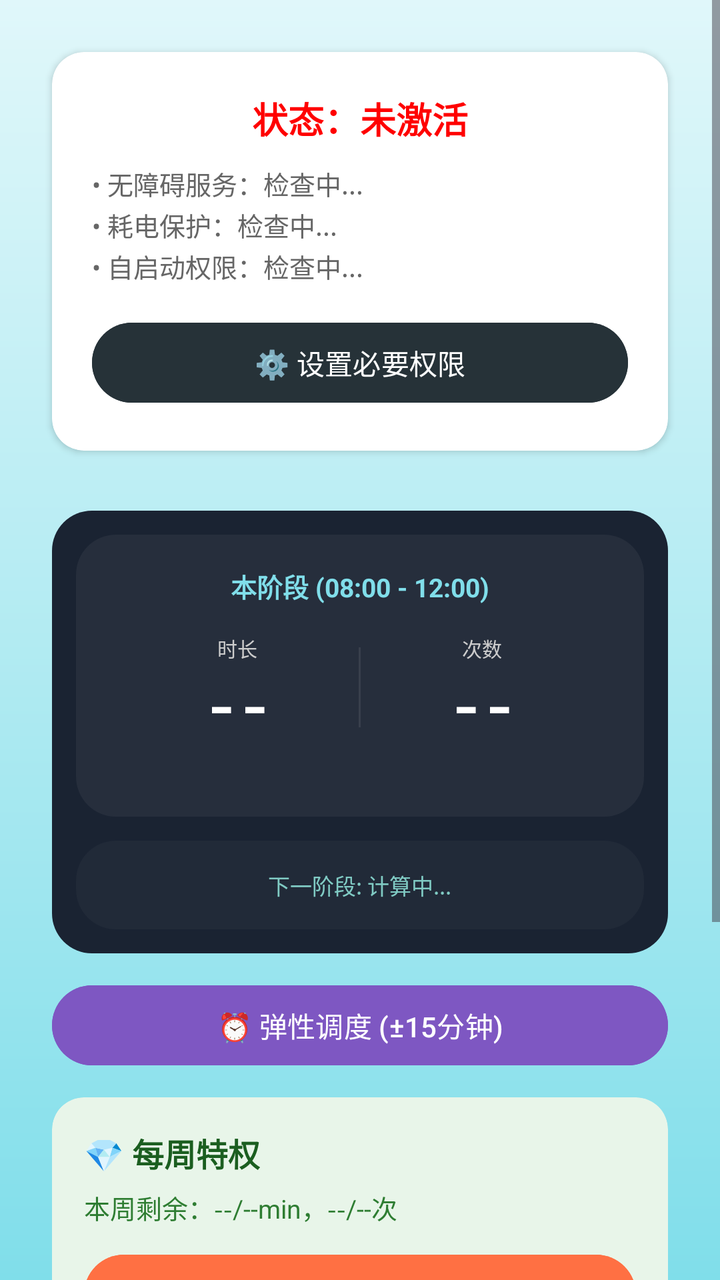
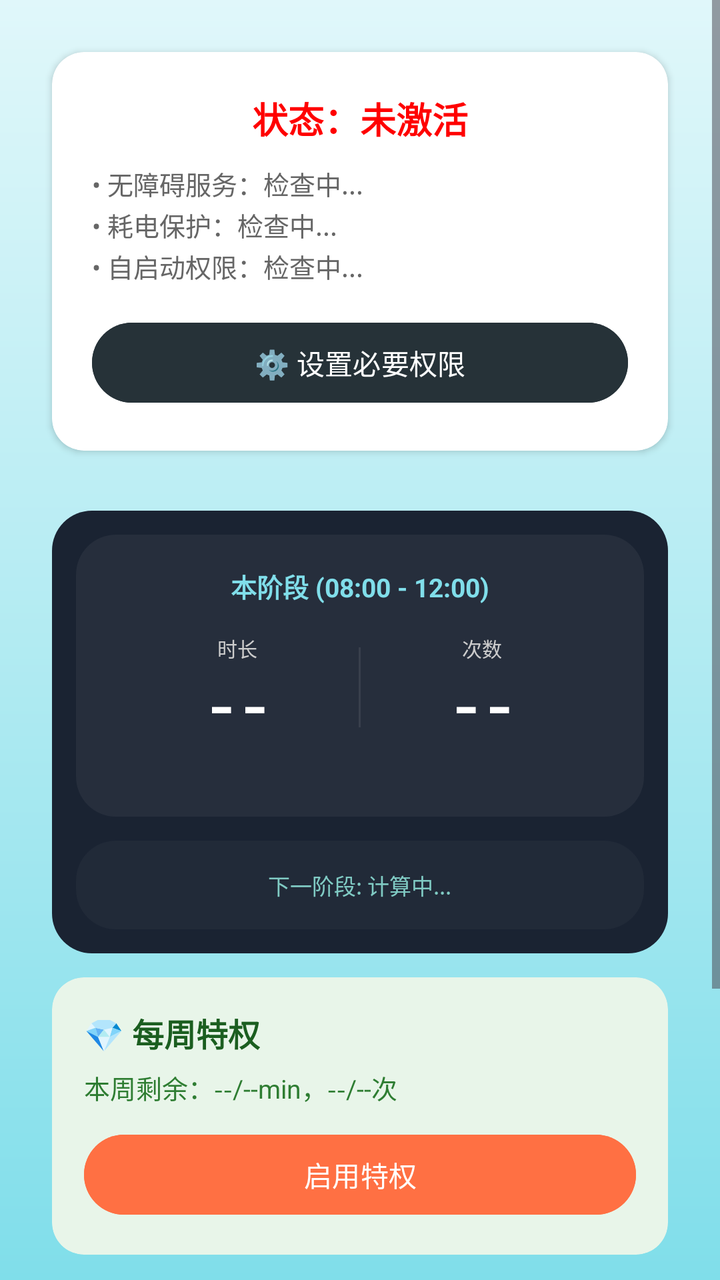

Screens rendered from an Android XML layout before and after an edit, with the pre-edit source and the edit as a unified diff.
<!-- AndroidManifest.xml: application theme Theme.ZhiZhi -->
<!-- res/layout/fragment_home.xml -->
<?xml version="1.0" encoding="utf-8"?>
<ScrollView xmlns:android="http://schemas.android.com/apk/res/android"
    xmlns:app="http://schemas.android.com/apk/res-auto"
    android:id="@+id/layout_home"
    android:layout_width="match_parent"
    android:layout_height="match_parent"
    android:background="@drawable/bg_sea_surface"
    android:fitsSystemWindows="true"
    android:clipToPadding="false"
    android:visibility="visible">

    <LinearLayout
        android:layout_width="match_parent"
        android:layout_height="wrap_content"
        android:orientation="vertical"
            android:padding="16dp"
            android:gravity="center_horizontal">



        
        <androidx.cardview.widget.CardView
            android:id="@+id/card_setup_guide"
            android:layout_width="match_parent"
            android:layout_height="wrap_content"
            android:layout_marginHorizontal="10dp"
            android:layout_marginBottom="16dp"
            android:backgroundTint="#FFFFFF"
            android:visibility="gone"
            app:cardCornerRadius="16dp"
            app:cardElevation="4dp">
            <LinearLayout
                android:layout_width="match_parent"
                android:layout_height="wrap_content"
                android:orientation="vertical"
                android:padding="16dp">
                
                <TextView
                    android:layout_width="wrap_content"
                    android:layout_height="wrap_content"
                    android:text="🚀 航行准备清单"
                    android:textSize="18sp"
                    android:textStyle="bold"
                    android:textColor="#333333"
                    android:layout_marginBottom="12dp"/>

                
                <LinearLayout
                    android:layout_width="match_parent"
                    android:layout_height="wrap_content"
                    android:orientation="horizontal"
                    android:gravity="center_vertical"
                    android:paddingVertical="8dp">
                    <TextView
                        android:id="@+id/tv_setup_icon_perm"
                        android:layout_width="24dp"
                        android:layout_height="24dp"
                        android:text="⭕"
                        android:gravity="center"
                        android:textSize="14sp"/>
                    <TextView
                        android:layout_width="0dp"
                        android:layout_height="wrap_content"
                        android:layout_weight="1"
                        android:layout_marginStart="8dp"
                        android:text="基础权限设置 (必要)"
                        android:textColor="#333333"
                        android:textSize="14sp"/>
                    <TextView
                        android:id="@+id/btn_setup_go_perm"
                        android:layout_width="wrap_content"
                        android:layout_height="wrap_content"
                        android:text="去开启 >"
                        android:textColor="#1976D2"
                        android:textSize="13sp"
                        android:textStyle="bold"
                        android:padding="4dp"/>
                </LinearLayout>

                
                <LinearLayout
                    android:layout_width="match_parent"
                    android:layout_height="wrap_content"
                    android:orientation="horizontal"
                    android:gravity="center_vertical"
                    android:paddingVertical="8dp">
                    <TextView
                        android:id="@+id/tv_setup_icon_blacklist"
                        android:layout_width="24dp"
                        android:layout_height="24dp"
                        android:text="⭕"
                        android:gravity="center"
                        android:textSize="14sp"/>
                    <TextView
                        android:layout_width="0dp"
                        android:layout_height="wrap_content"
                        android:layout_weight="1"
                        android:layout_marginStart="8dp"
                        android:text="配置监管黑名单 (必要)"
                        android:textColor="#333333"
                        android:textSize="14sp"/>
                    <TextView
                        android:id="@+id/btn_setup_go_blacklist"
                        android:layout_width="wrap_content"
                        android:layout_height="wrap_content"
                        android:text="去勾选 >"
                        android:textColor="#1976D2"
                        android:textSize="13sp"
                        android:textStyle="bold"
                        android:padding="4dp"/>
                </LinearLayout>

                
                <LinearLayout
                    android:layout_width="match_parent"
                    android:layout_height="wrap_content"
                    android:orientation="horizontal"
                    android:gravity="center_vertical"
                    android:paddingVertical="8dp">
                    <TextView
                        android:id="@+id/tv_setup_icon_dnd"
                        android:layout_width="24dp"
                        android:layout_height="24dp"
                        android:text="⭕"
                        android:gravity="center"
                        android:textSize="14sp"/>
                    <TextView
                        android:layout_width="0dp"
                        android:layout_height="wrap_content"
                        android:layout_weight="1"
                        android:layout_marginStart="8dp"
                        android:text="设置勿扰时间段 (必要)"
                        android:textColor="#333333"
                        android:textSize="14sp"/>
                    <TextView
                        android:id="@+id/btn_setup_go_dnd"
                        android:layout_width="wrap_content"
                        android:layout_height="wrap_content"
                        android:text="去添加 >"
                        android:textColor="#1976D2"
                        android:textSize="13sp"
                        android:textStyle="bold"
                        android:padding="4dp"/>
                </LinearLayout>

            </LinearLayout>
        </androidx.cardview.widget.CardView>

        
        <androidx.cardview.widget.CardView
            android:id="@+id/card_adaptation"
            android:layout_width="match_parent"
            android:layout_height="wrap_content"
            android:layout_marginHorizontal="10dp"
            android:layout_marginBottom="16dp"
            android:backgroundTint="#E0F7FA"
            android:visibility="gone"
            app:cardCornerRadius="16dp"
            app:cardElevation="2dp">
            <LinearLayout
                android:layout_width="match_parent"
                android:layout_height="wrap_content"
                android:orientation="vertical"
                android:padding="16dp">
                <TextView
                    android:layout_width="wrap_content"
                    android:layout_height="wrap_content"
                    android:text="✨ 当前处于适应期"
                    android:textSize="16sp"
                    android:textStyle="bold"
                    android:textColor="#006064"/>
                <TextView
                    android:layout_width="wrap_content"
                    android:layout_height="wrap_content"
                    android:layout_marginTop="4dp"
                    android:text="设置将立即生效，安装24小时后或手动结束后进入严格模式。"
                    android:textSize="12sp"
                    android:textColor="#00838F"/>
                <Button
                    android:id="@+id/btn_end_adaptation"
                    android:layout_width="wrap_content"
                    android:layout_height="wrap_content"
                    android:minHeight="32dp"
                    android:layout_marginTop="8dp"
                    android:layout_gravity="end"
                    android:paddingHorizontal="16dp"
                    android:paddingVertical="0dp"
                    android:insetTop="0dp"
                    android:insetBottom="0dp"
                    android:text="手动结束适应期"
                    android:textSize="12sp"
                    android:backgroundTint="#00838F"
                    android:textColor="#FFFFFF"
                    app:cornerRadius="16dp"/>
            </LinearLayout>
        </androidx.cardview.widget.CardView>

        <androidx.cardview.widget.CardView
            android:id="@+id/card_permission_status"
            android:layout_width="match_parent"
            android:layout_height="wrap_content"
            android:layout_margin="10dp"
            android:backgroundTint="#FFFFFF"
            app:cardCornerRadius="16dp"
            android:elevation="4dp">
            <LinearLayout
                android:layout_width="match_parent"
                android:layout_height="wrap_content"
                android:orientation="vertical"
                android:padding="20dp"
                android:gravity="center">

                <TextView
                    android:id="@+id/tv_status"
                    android:layout_width="wrap_content"
                    android:layout_height="wrap_content"
                    android:text="状态：未激活"
                    android:textSize="18sp"
                    android:textColor="#FF0000"
                    android:textStyle="bold"/>

                <TextView
                    android:id="@+id/tv_protection_status"
                    android:layout_width="match_parent"
                    android:layout_height="wrap_content"
                    android:layout_marginTop="10dp"
                    android:text="• 无障碍服务：检查中...\n• 耗电保护：检查中...\n• 自启动权限：检查中..."
                    android:textSize="13sp"
                    android:textColor="#666666"
                    android:gravity="start"
                    android:lineSpacingExtra="2dp"/>

                <Button
                    android:id="@+id/btn_open_permission"
                    android:layout_width="match_parent"
                    android:layout_height="wrap_content"
                    android:layout_marginTop="15dp"
                    android:backgroundTint="#263238"
                    android:text="⚙️ 设置必要权限"
                    android:textColor="#FFFFFF"/>
            </LinearLayout>
        </androidx.cardview.widget.CardView>

        
        <LinearLayout
            android:id="@+id/layout_quota_bubble"
            android:layout_width="match_parent"
            android:layout_height="wrap_content"
            android:layout_marginHorizontal="10dp"
            android:layout_marginTop="20dp"
            android:orientation="vertical"
            android:gravity="center"
            android:background="@drawable/bg_sea_bubble"
            android:backgroundTint="#FF1A2332"
            android:paddingHorizontal="0dp"
            android:paddingVertical="0dp">

            
            <LinearLayout
                android:id="@+id/layout_current_segment_card"
                android:layout_width="match_parent"
                android:layout_height="wrap_content"
                android:orientation="vertical"
                android:gravity="center"
                android:background="@drawable/bg_sea_bubble"
                android:backgroundTint="#0DFFFFFF"
                android:paddingHorizontal="20dp"
                android:paddingVertical="16dp"
                android:layout_margin="12dp"
                android:layout_marginBottom="6dp">

                
                <TextView
                    android:id="@+id/tv_current_segment_range"
                    android:layout_width="match_parent"
                    android:layout_height="wrap_content"
                    android:text="本阶段 (08:00 - 12:00)"
                    android:textColor="#80DEEA"
                    android:textSize="13sp"
                    android:textStyle="bold"
                    android:gravity="center"
                    android:layout_marginBottom="14dp"/>

                
                <LinearLayout
                    android:layout_width="match_parent"
                    android:layout_height="wrap_content"
                    android:gravity="center"
                    android:orientation="horizontal"
                    android:layout_marginBottom="4dp">

                    
                    <LinearLayout
                        android:layout_width="0dp"
                        android:layout_height="wrap_content"
                        android:layout_weight="1"
                        android:gravity="center"
                        android:orientation="vertical">

                        <TextView
                            android:layout_width="wrap_content"
                            android:layout_height="wrap_content"
                            android:text="时长"
                            android:textColor="#CCCCCC"
                            android:textSize="10sp"
                            android:layout_marginBottom="2dp"/>

                        <TextView
                            android:id="@+id/tv_stat_time_big"
                            android:layout_width="wrap_content"
                            android:layout_height="wrap_content"
                            android:text="--"
                            android:textColor="#FFFFFF"
                            android:textSize="28sp"
                            android:textStyle="bold"
                            android:fontFamily="monospace"/>
                    </LinearLayout>

                    
                    <View
                        android:layout_width="1dp"
                        android:layout_height="40dp"
                        android:background="#15FFFFFF"/>

                    
                    <LinearLayout
                        android:layout_width="0dp"
                        android:layout_height="wrap_content"
                        android:layout_weight="1"
                        android:gravity="center"
                        android:orientation="vertical">

                        <TextView
                            android:layout_width="wrap_content"
                            android:layout_height="wrap_content"
                            android:text="次数"
                            android:textColor="#CCCCCC"
                            android:textSize="10sp"
                            android:layout_marginBottom="2dp"/>

                        <TextView
                            android:id="@+id/tv_usable_count_big"
                            android:layout_width="wrap_content"
                            android:layout_height="wrap_content"
                            android:text="--"
                            android:textColor="#FFFFFF"
                            android:textSize="28sp"
                            android:textStyle="bold"
                            android:fontFamily="monospace"/>
                    </LinearLayout>
                </LinearLayout>

                
                <TextView
                    android:id="@+id/tv_stat_time_detail"
                    android:layout_width="wrap_content"
                    android:layout_height="wrap_content"
                    android:text=""
                    android:textColor="#B0B0B0"
                    android:textSize="10sp"
                    android:layout_marginTop="4dp"
                    android:alpha="0.8"/>

                
                <TextView
                    android:id="@+id/tv_surplus_borrow_line"
                    android:layout_width="match_parent"
                    android:layout_height="wrap_content"
                    android:text=""
                    android:textColor="#81C784"
                    android:textSize="10sp"
                    android:gravity="center"
                    android:layout_marginTop="6dp"
                    android:paddingHorizontal="4dp"
                    android:paddingVertical="3dp"
                    android:visibility="gone"/>

                
                <TextView
                    android:id="@+id/tv_rest_countdown_in_card"
                    android:layout_width="wrap_content"
                    android:layout_height="wrap_content"
                    android:text=""
                    android:textColor="#4CAF50"
                    android:textSize="10sp"
                    android:gravity="center"
                    android:layout_marginTop="4dp"
                    android:visibility="gone"/>
            </LinearLayout>

            
            <LinearLayout
                android:id="@+id/layout_next_segment_card"
                android:layout_width="match_parent"
                android:layout_height="wrap_content"
                android:orientation="vertical"
                android:gravity="center"
                android:background="@drawable/bg_sea_bubble"
                android:backgroundTint="#08FFFFFF"
                android:paddingHorizontal="20dp"
                android:paddingVertical="14dp"
                android:layout_marginHorizontal="12dp"
                android:layout_marginBottom="12dp">

                <TextView
                    android:id="@+id/tv_next_segment_info"
                    android:layout_width="wrap_content"
                    android:layout_height="wrap_content"
                    android:text="下一阶段: 计算中..."
                    android:textColor="#80CBC4"
                    android:textSize="11sp"
                    android:gravity="center"
                    android:textAlignment="center"/>
            </LinearLayout>
        </LinearLayout>

        
        <Button
            android:id="@+id/btn_flexible_schedule"
            android:layout_width="match_parent"
            android:layout_height="48dp"
            android:layout_marginHorizontal="10dp"
            android:layout_marginTop="12dp"
            android:text="⏰ 弹性调度 (±15分钟)"
            android:textSize="14sp"
            android:backgroundTint="#7E57C2"
            android:textColor="#FFFFFF"
            app:cornerRadius="24dp"/>

        <androidx.cardview.widget.CardView
            android:id="@+id/card_weekly_privilege_entry"
            android:layout_width="match_parent"
            android:layout_height="wrap_content"
            android:layout_marginHorizontal="10dp"
            android:layout_marginTop="12dp"
            android:backgroundTint="#E8F5E9"
            app:cardCornerRadius="16dp"
            app:cardElevation="0dp">

            <LinearLayout
                android:layout_width="match_parent"
                android:layout_height="wrap_content"
                android:orientation="vertical"
                android:padding="16dp">

                <TextView
                    android:layout_width="wrap_content"
                    android:layout_height="wrap_content"
                    android:text="💎 每周特权"
                    android:textColor="#1B5E20"
                    android:textSize="16sp"
                    android:textStyle="bold"/>

                <TextView
                    android:id="@+id/tv_weekly_privilege_entry_status"
                    android:layout_width="match_parent"
                    android:layout_height="wrap_content"
                    android:layout_marginTop="6dp"
                    android:text="本周剩余：--/--min，--/--次"
                    android:textColor="#2E7D32"
                    android:textSize="13sp"/>

                <Button
                    android:id="@+id/btn_weekly_privilege_entry"
                    android:layout_width="match_parent"
                    android:layout_height="48dp"
                    android:layout_marginTop="10dp"
                    android:text="启用特权"
                    android:textColor="#FFFFFF"
                    android:backgroundTint="#FF7043"
                    app:cornerRadius="24dp"/>
            </LinearLayout>
        </androidx.cardview.widget.CardView>

        
        <androidx.cardview.widget.CardView
            android:id="@+id/card_free_time"
            android:layout_width="match_parent"
            android:layout_height="wrap_content"
            android:layout_marginHorizontal="10dp"
            android:layout_marginTop="16dp"
            android:backgroundTint="#E8F5E9"
            android:visibility="gone"
            app:cardCornerRadius="16dp"
            app:cardElevation="0dp">

            <LinearLayout
                android:layout_width="match_parent"
                android:layout_height="wrap_content"
                android:orientation="vertical"
                android:padding="20dp"
                android:gravity="center_horizontal">

                <TextView
                    android:id="@+id/tv_free_time_countdown"
                    android:layout_width="match_parent"
                    android:layout_height="wrap_content"
                    android:text="🟢 休息中 还剩 20 min 30 s"
                    android:textColor="#1B5E20"
                    android:textSize="20sp"
                    android:textStyle="bold"
                    android:fontFamily="monospace"
                    android:gravity="center"/>

                <Button
                    android:id="@+id/btn_stop_free_time"
                    android:layout_width="180dp"
                    android:layout_height="44dp"
                    android:layout_marginTop="12dp"
                    android:text="⏹ 停止休息"
                    android:textSize="15sp"
                    android:backgroundTint="#EF5350"
                    android:textColor="#FFFFFF"
                    app:cornerRadius="22dp"/>
            </LinearLayout>
        </androidx.cardview.widget.CardView>




        <TextView
            android:id="@+id/tv_countdown"
            android:layout_width="match_parent"
            android:layout_height="wrap_content"
            android:layout_marginTop="24dp"
            android:layout_marginBottom="32dp"
            android:padding="10dp"
            android:text="当前状态：监管中"
            android:textSize="16sp"
            android:textColor="#666666"
            android:gravity="center"/>
        <TextView
            android:id="@+id/tv_temp_access_status"
            android:layout_width="match_parent"
            android:layout_height="wrap_content"
            android:layout_marginBottom="16dp"
            android:padding="10dp"
            android:text=""
            android:textSize="14sp"
            android:textColor="#888888"
            android:gravity="center"
            android:visibility="gone"/>

        <Button
            android:id="@+id/btn_help"
            android:layout_width="wrap_content"
            android:layout_height="38dp"
            android:text="📘 使用说明"
            android:textSize="13sp"
            android:backgroundTint="#FF9800"
            android:paddingHorizontal="20dp"
            android:layout_marginTop="8dp"
            android:layout_marginBottom="40dp"
            app:cornerRadius="19dp"/>
        
    </LinearLayout>
</ScrollView>
<!-- resources referenced by this layout -->
<resources>
  <!-- drawable bg_sea_bubble (drawable) -->
  <?xml version="1.0" encoding="utf-8"?>
  <shape xmlns:android="http://schemas.android.com/apk/res/android" android:shape="rectangle">
      <solid android:color="#E0F7FA" />
      <corners android:radius="20dp" />
  </shape>
  <!-- drawable bg_sea_surface (drawable) -->
  <?xml version="1.0" encoding="utf-8"?>
  <shape xmlns:android="http://schemas.android.com/apk/res/android" android:shape="rectangle">
      <gradient
          android:startColor="#E0F7FA"
          android:centerColor="#B2EBF2"
          android:endColor="#80DEEA"
          android:angle="270" />
  </shape>
  <style name="Theme.ZhiZhi" parent="Base.Theme.ZhiZhi" />
  <style name="Base.Theme.ZhiZhi" parent="Theme.Material3.DayNight.NoActionBar">
          
      </style>
</resources>

<!-- the commit's change to res/layout/fragment_home.xml (unified diff, before → after) -->
@@ -413,19 +413,6 @@
                     android:textAlignment="center"/>
             </LinearLayout>
         </LinearLayout>
-
-        
-        <Button
-            android:id="@+id/btn_flexible_schedule"
-            android:layout_width="match_parent"
-            android:layout_height="48dp"
-            android:layout_marginHorizontal="10dp"
-            android:layout_marginTop="12dp"
-            android:text="⏰ 弹性调度 (±15分钟)"
-            android:textSize="14sp"
-            android:backgroundTint="#7E57C2"
-            android:textColor="#FFFFFF"
-            app:cornerRadius="24dp"/>
 
         <androidx.cardview.widget.CardView
             android:id="@+id/card_weekly_privilege_entry"
